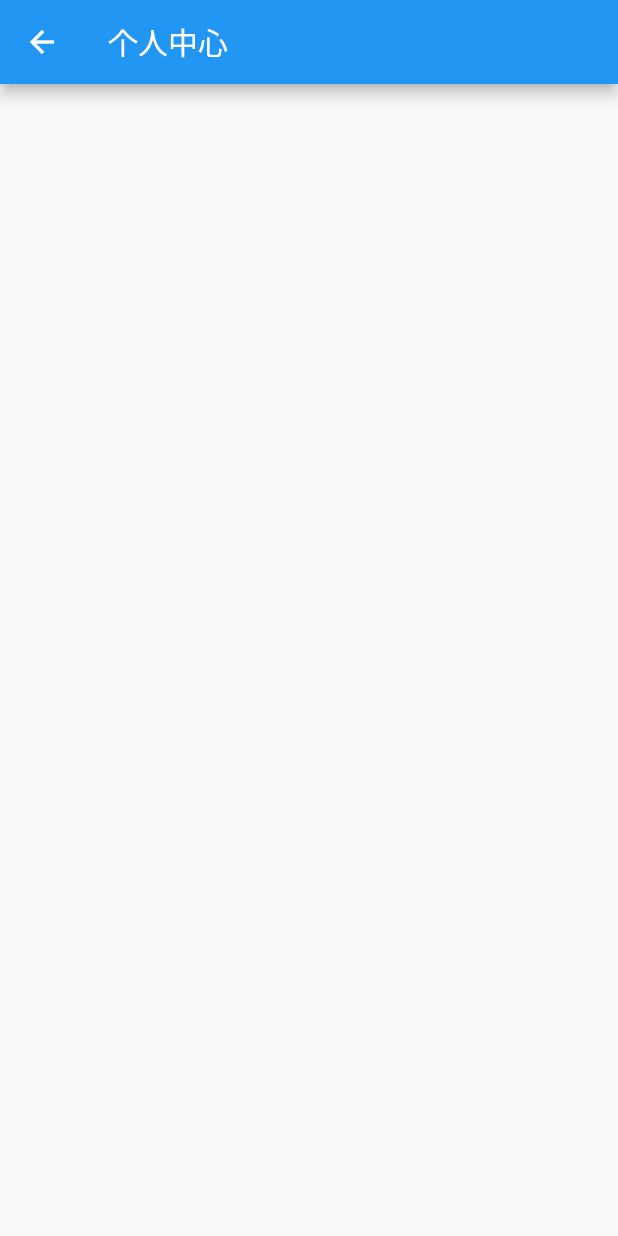
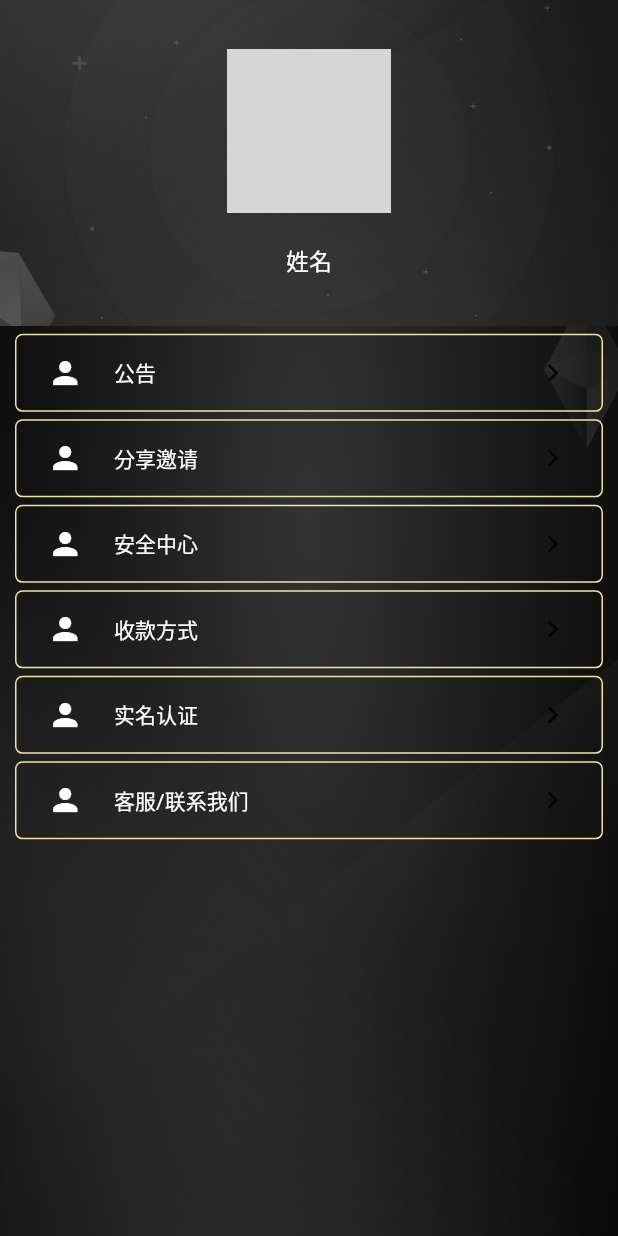
Before and after one commit to 3417678824/FlutterCombat, a Flutter app: the PersonPage screen opened directly, on a phone screen of 412 x 824 dp. Run offline on Flutter 3.47's test engine with Material 2 defaults, Android fonts, the phone set to English and light mode, and no system bars; our stand-ins replace dio, flutter_swiper; network calls fail; grey boxes are pictures that could not be loaded.

```diff
--- /dev/null
+++ b/lib/Bean/MineBean.dart
@@ -0,0 +1,9 @@
+import 'package:flutter/cupertino.dart';
+
+class MineBean{
+  String title;
+  Icon iconTc;
+
+  MineBean(this.title, this.iconTc);
+
+}
--- /dev/null
+++ b/lib/Widgets/item_mine.dart
@@ -0,0 +1,51 @@
+import 'package:flua/Bean/MineBean.dart';
+import 'package:flutter/cupertino.dart';
+import 'package:flutter/material.dart';
+
+class itemMine extends StatelessWidget {
+  MineBean mineBean;
+
+  itemMine(this.mineBean);
+
+  @override
+  Widget build(BuildContext context) {
+    return Container(
+      margin: EdgeInsets.fromLTRB(10, 5, 10, 0),
+      //宽度
+      width: 354,
+      //高度
+      height: 52,
+      // 盒子样式
+      decoration: new BoxDecoration(
+          //设置Border属性给容器添加边框
+          border: new Border.all(
+            //为边框添加颜色
+            color: const Color(0xffF4E39F),
+            //边框宽度
+            width: 1,
+          ),
+          borderRadius: BorderRadius.circular(5)),
+      child: Row(
+        children: <Widget>[
+          Expanded(
+            flex: 1,
+            child: mineBean.iconTc,
+          ),
+          Expanded(
+            flex: 4,
+            child: Text(
+              mineBean.title,
+              style: TextStyle(
+                color: Colors.white,
+              ),
+            ),
+          ),
+          Expanded(
+            flex: 1,
+            child: Icon(Icons.keyboard_arrow_right),
+          ),
+        ],
+      ),
+    );
+  }
+}
--- a/lib/config/service_url.dart
+++ b/lib/config/service_url.dart
@@ -1,5 +1,5 @@
-const serviceUrl = "http://v.jspang.com:8088/baixing/";
+const serviceUrl = "https://www.wanandroid.com/";
 
-const servicePath ={
-  "homePageContent" : serviceUrl +"banner/json",//首页轮播
+const servicePath = {
+  "homePageContent": serviceUrl + "banner/json", //首页轮播
 };
--- a/lib/pages/home_page.dart
+++ b/lib/pages/home_page.dart
@@ -1,6 +1,3 @@
-import 'package:dio/dio.dart';
-import 'package:flua/Widgets/swipe_banner.dart';
-import 'package:flua/service/service_method.dart';
 import 'package:flutter/material.dart';
 
 class HomePage extends StatefulWidget {
@@ -8,21 +5,15 @@ class HomePage extends StatefulWidget {
   HomePageState createState() => new HomePageState();
 }
 
-String s;
-
 class HomePageState extends State<HomePage> {
   @override
   Widget build(BuildContext context) {
-    getHomePageContent().then((val) {
-      s = val.toString();
-    });
+
     return Scaffold(
-      appBar: AppBar(
-        title: Text('首页'),
-      ),
-      body: Center(
-        child: Text("sd"),
-      ),
+        appBar: AppBar(
+          title: Text('首页'),
+        ),
+        body: Text("ss"),
     );
   }
 }
--- a/lib/pages/person_page.dart
+++ b/lib/pages/person_page.dart
@@ -1,12 +1,96 @@
+import 'dart:ui';
+
+import 'package:flua/Bean/MineBean.dart';
+import 'package:flua/Widgets/item_mine.dart';
+import 'package:flutter/cupertino.dart';
 import 'package:flutter/material.dart';
 
-class PersonPage extends StatelessWidget {
+class PersonPage extends StatefulWidget {
+  @override
+  PersonPageState createState() => new PersonPageState();
+}
+
+class PersonPageState extends State<PersonPage> {
+  List<MineBean> items;
+
+  @override
+  void initState() {
+    // TODO: implement initState
+    super.initState();
+    items = new List<MineBean>();
+    items.add(MineBean("个人资料", Icon(Icons.person)));
+    items.add(MineBean("公告", Icon(Icons.person, color: Colors.white)));
+    items.add(MineBean("分享邀请", Icon(Icons.person, color: Colors.white)));
+    items.add(MineBean("安全中心", Icon(Icons.person, color: Colors.white)));
+    items.add(MineBean("收款方式", Icon(Icons.person, color: Colors.white)));
+    items.add(MineBean("实名认证", Icon(Icons.person, color: Colors.white)));
+    items.add(MineBean("客服/联系我们", Icon(Icons.person, color: Colors.white)));
+  }
+
   @override
   Widget build(BuildContext context) {
     return Scaffold(
-      appBar: AppBar(
-        title: Text('个人中心'),
+      appBar: PreferredSize(
+        preferredSize:
+            Size.fromHeight(MediaQueryData.fromWindow(window).padding.top),
+        child: SafeArea(
+          top: true,
+          child: Offstage(),
+        ),
       ),
+      body: Container(
+          width: double.infinity,
+          decoration: BoxDecoration(
+            image: DecorationImage(
+                image: AssetImage("images/mine_back.png"), fit: BoxFit.fill),
+          ),
+          child: ListView.builder(
+            itemCount: items.length,
+            itemBuilder: (BuildContext context, int index) {
+              if (index == 0) {
+                return mineHead();
+              } else {
+                return itemMine(items[index]);
+              }
+            },
+          )),
+    );
+  }
+
+  //头布局
+  Widget mineHead() {
+    return Stack(
+      alignment: const FractionalOffset(0.5, 0.5), //方法一
+      children: <Widget>[
+        Image.asset(
+          "images/person_back.png",
+          width: double.infinity,
+          fit: BoxFit.fill,
+        ),
+        Column(
+          children: [
+            Container(
+              //宽度
+              width: 109,
+              //高度
+              height: 109,
+              child: CircleAvatar(
+                backgroundImage: NetworkImage(
+                    "https://timgsa.baidu.com/timg?image&quality=80&size=b9999_10000&sec=1575268157970&di=7a6d54244a59e12a697a171783667ef2&imgtype=0&src=http%3A%2F%2Fi0.hdslb.com%2Fbfs%2Farticle%2F2e06c9010b0cee426b0492918e5830548055bc21.jpg"),
+                radius: 100.0,
+              ),
+            ),
+            Container(
+              //高度
+              margin: EdgeInsets.fromLTRB(0, 20, 0, 0),
+              child: Text(
+                "姓名",
+                style: TextStyle(color: Colors.white, fontSize: 15.36),
+              ),
+            ),
+          ],
+        ),
+      ],
     );
   }
 }
--- a/lib/pages/search_page.dart
+++ b/lib/pages/search_page.dart
@@ -7,6 +7,7 @@ class SearchPage extends StatelessWidget {
       appBar: AppBar(
         title: Text('搜索'),
       ),
+      body: Text("asd")
     );
   }
 }
--- a/lib/service/service_method.dart
+++ b/lib/service/service_method.dart
@@ -7,12 +7,11 @@ Future getHomePageContent() async {
   try {
     Response response;
     Dio dio = new Dio();
-    response = await dio.post(servicePath["homePageContent"]);
-    if (response.statusCode == 200) {
-      print(response.data);
+    response = await dio.get("https://www.wanandroid.com/");
+    if(response.statusCode==200){
       return response.data;
-    } else {
-      throw Exception("接口出错");
+    }else{
+      throw Exception('后端接口出现异常，请检测代码和服务器情况.........');
     }
   } catch (e) {
     print(e);
--- a/pubspec.yaml
+++ b/pubspec.yaml
@@ -20,7 +20,7 @@ dependencies:
   flutter:
     sdk: flutter
   dio: ^2.0.7 #网络请求库 https://github.com/flutterchina/dio
-  flutter_swiper : ^1.1.6 #Flutter 强大轮播 https://github.com/best-flutter/flutter_swiper/blob/master/README-ZH.md
+  flutter_swiper: ^1.1.6 #Flutter 强大轮播 https://github.com/best-flutter/flutter_swiper/blob/master/README-ZH.md
 
   # The following adds the Cupertino Icons font to your application.
   # Use with the CupertinoIcons class for iOS style icons.
@@ -43,8 +43,8 @@ flutter:
   uses-material-design: true
 
   # To add assets to your application, add an assets section, like this:
-  # assets:
-  #  - images/a_dot_burr.jpeg
+  assets:
+    - images/
   #  - images/a_dot_ham.jpeg
 
   # An image asset can refer to one or more resolution-specific "variants", see
```
Also changed, not shown: images/mine_back.png (added), images/person_back.png (added), 1 other file.
